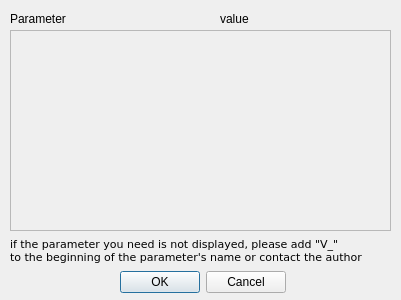
First picture: the form in param.ui, repository Ol333/dipl, before the edit.
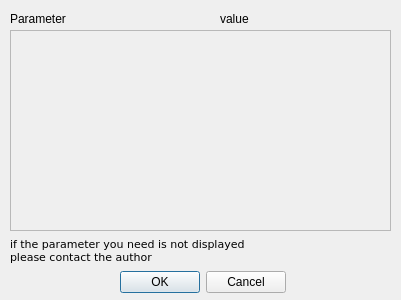
Second picture: the form after the edit.

Diff of the .ui file:
```diff
--- a/param.ui
+++ b/param.ui
@@ -91,8 +91,8 @@
     </font>
    </property>
    <property name="text">
-    <string>if the parameter you need is not displayed, please add &quot;V_&quot; 
-to the beginning of the parameter's name or contact the author</string>
+    <string>if the parameter you need is not displayed 
+please contact the author</string>
    </property>
   </widget>
  </widget>
```
